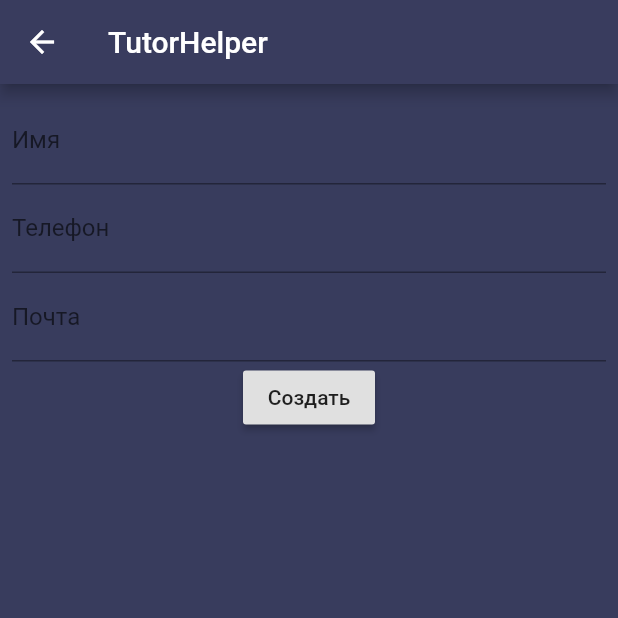
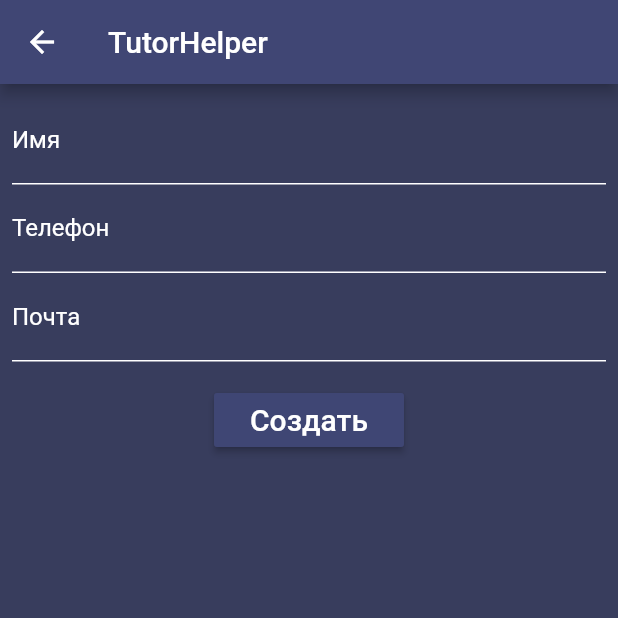
Before and after one commit to codethenpizza/tutorhelper, a Flutter app: the StudentCreate screen opened directly, on a phone screen of 412 x 824 dp, the top half of it. Run offline on Flutter 3.47's test engine with Material 2 defaults, Android fonts, the light colour scheme and no system bars; our stand-ins replace sqflite; missing offline and left inert: flutter_material_color_picker; accounts and stored records are empty.

Commit message:
Changed theme color config file; Changed student create screen; Changed colors on single class screen; Changed colors on main screen;

```diff
--- a/lib/config/themeConfig.dart
+++ b/lib/config/themeConfig.dart
@@ -1,3 +1,5 @@
+import 'package:flutter/material.dart';
+
 
 //DARK THEME COLORS
 
@@ -20,3 +22,16 @@ const txtC = 0xFFFFFFFF;
 
 
 //classes
+
+
+class DarkTheme{
+
+  static const main = Color(0xFF383d5d);
+  static const prm = Color(0xFF404674);
+  static const acc = Color(0xFF2296f3);
+  //text
+  static const txt = Color(0xFFFFFFFF);
+  //button
+  static const btn = Color(0xFF3f4674);
+
+}
--- a/lib/main.dart
+++ b/lib/main.dart
@@ -20,10 +20,10 @@ class MyApp extends StatelessWidget {
       title: 'TutorHelper',
       theme: ThemeData(
 //        backgroundColor: Color(0xFF383c5d),
-          scaffoldBackgroundColor: Color(0xFF383c5d),
+          scaffoldBackgroundColor: DarkTheme.main,
 //        primaryColorDark: Colors.blue,
 //        primarySwatch: Color(0xFF5dcb9a),
-          primaryColor: Color(0xFF393c5e),
+          primaryColor: DarkTheme.prm,
 //      primaryColor: Color(0xFF5dcb9a),
       ),
       home: MyHomePage(),
@@ -91,7 +91,7 @@ class _MyHomePageState extends State<MyHomePage> {
           children: <Widget>[
             UserAccountsDrawerHeader(
               decoration: BoxDecoration(
-                  color: Colors.blue
+                  color: DarkTheme.acc
               ),
             ),
             Column(children: drawerOptions),
--- a/lib/screens/ClassCreate.dart
+++ b/lib/screens/ClassCreate.dart
@@ -3,6 +3,8 @@ import 'package:tutor_helper/models/LessonModel.dart';
 import 'package:tutor_helper/models/StLessonModel.dart';
 import 'package:tutor_helper/models/StudentModel.dart';
 import 'package:intl/intl.dart';
+import 'package:tutor_helper/config/themeConfig.dart';
+
 
 class ClassCreate extends StatefulWidget {
   @override
--- a/lib/screens/StudentCreate.dart
+++ b/lib/screens/StudentCreate.dart
@@ -1,5 +1,7 @@
 import 'package:flutter/material.dart';
 import 'package:tutor_helper/models/StudentModel.dart';
+
+import 'package:tutor_helper/config/themeConfig.dart';
 
 class StudentCreate extends StatelessWidget {
   String name;
@@ -17,33 +19,89 @@ class StudentCreate extends StatelessWidget {
       child: Column(
         children: <Widget>[
           TextField(
+            style: new TextStyle(
+                color: DarkTheme.txt),
             decoration: InputDecoration(
-              labelText: 'Имя'
+                enabledBorder:
+                UnderlineInputBorder(
+                    borderSide: BorderSide(
+                        color: DarkTheme.txt)),
+                focusedBorder:
+                UnderlineInputBorder(
+                    borderSide: BorderSide(
+                        color:
+                        DarkTheme.acc)),
+              labelText: 'Имя',
+              labelStyle: TextStyle(color: DarkTheme.txt),
+          border: UnderlineInputBorder(
+              borderSide: BorderSide(
+                  color: DarkTheme.txt))
             ),
             onChanged: (str) {
               name = str;
             },
           ),
           TextField(
+            style: new TextStyle(
+                color: DarkTheme.txt),
             decoration: InputDecoration(
-                labelText: 'Телефон'
+                enabledBorder:
+                UnderlineInputBorder(
+                    borderSide: BorderSide(
+                        color: DarkTheme.txt)),
+                focusedBorder:
+                UnderlineInputBorder(
+                    borderSide: BorderSide(
+                        color:
+                        DarkTheme.acc)),
+                labelText: 'Телефон',
+                labelStyle: TextStyle(color: DarkTheme.txt),
+              border: UnderlineInputBorder(
+                  borderSide: BorderSide(
+                      color: DarkTheme.txt))
             ),
             onChanged: (str) {
               phone = str;
             },
           ),
           TextField(
+            style: new TextStyle(
+                color: DarkTheme.txt),
             decoration: InputDecoration(
-                labelText: 'Почта'
+                enabledBorder:
+                UnderlineInputBorder(
+                    borderSide: BorderSide(
+                        color: DarkTheme.txt)),
+                focusedBorder:
+                UnderlineInputBorder(
+                    borderSide: BorderSide(
+                        color:
+                        DarkTheme.acc)),
+                labelText: 'Почта',
+                labelStyle: TextStyle(color: DarkTheme.txt),
+                border: UnderlineInputBorder(
+                    borderSide: BorderSide(
+                        color: DarkTheme.txt))
             ),
             onChanged: (str) {
               email = str;
             },
           ),
-          RaisedButton(
-            onPressed: () => createStudent(context),
-            child: Text('Создать'),
-          )
+          Padding(
+            padding: const EdgeInsets.all(15.0),
+            child: RaisedButton(
+              color: DarkTheme.btn,
+              onPressed: () {},
+              child: Padding(
+                padding: const EdgeInsets.only(
+                    left: 8.0, right: 8),
+                child: const Text('Создать',
+                    style: TextStyle(
+                        fontSize: 20,
+                        color: DarkTheme.txt)),
+              ),
+            ),
+          ),
         ],
       ),
     ),
```
Also changed, not shown: lib/screens/Class.dart (+45 -48 lines), lib/screens/ClassesList.dart (+5 -3 lines).
